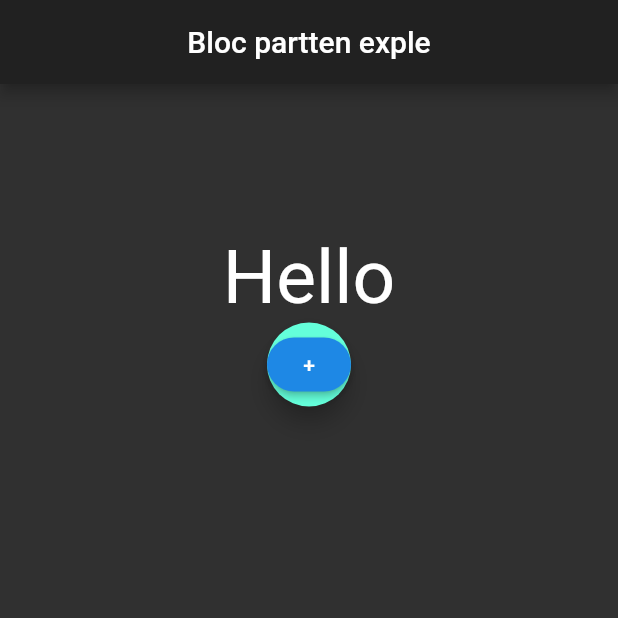
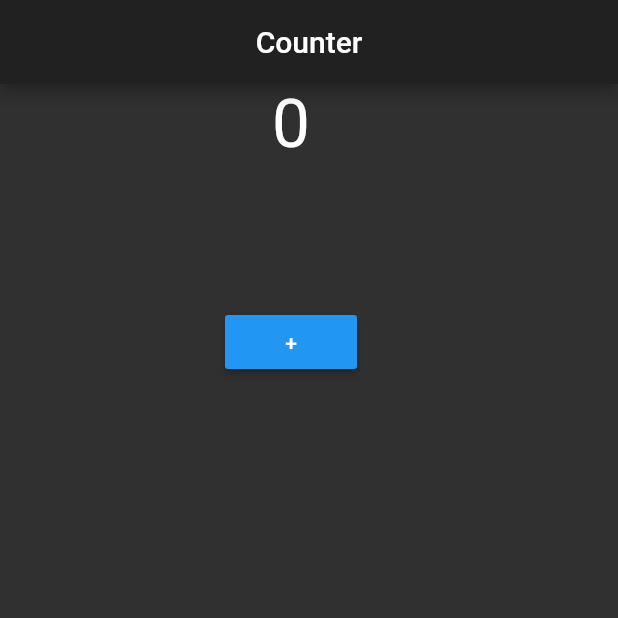
Before and after one commit to conrad96/flutter_test_app, a Flutter app: the screen it shows after launch, on a phone screen of 412 x 824 dp, the top half of it. Run offline on Flutter 3.47's test engine with Material 2 defaults, Android fonts, the phone set to English and light mode, and no system bars; our stand-ins replace firebase_core, firebase_database; accounts and stored records are empty.

Commit message:
normal counter widget logic

```diff
--- a/lib/bloc_test.dart
+++ b/lib/bloc_test.dart
@@ -1,29 +1,34 @@
 import 'package:flutter/material.dart';
+class BlocExample extends StatefulWidget{
+  @override
+  State<StatefulWidget> createState() {
+    // TODO: implement createState
+    return _bloc();
+  }
+}
+class _bloc extends State<BlocExample>{
+  var counter = 0;
+  counter_inc(){
+    counter++;
+  }
 
-class BlocExample extends StatelessWidget{
   @override
   Widget build(BuildContext context) {
     // TODO: implement build
-    return Scaffold(
-      appBar: AppBar(
-        title: Text("Bloc partten exple"),
-        centerTitle: true,
-      ),
-      body: Center(
-        child: Container(
+    return Container(
+      padding: EdgeInsets.only(left: 150.0,right: 50.0),
       child: Column(
         children: <Widget>[
-          Padding(child: Text("Hello", style: TextStyle(fontSize: 50.0),),padding: EdgeInsets.only(top: 100.0),),
-          FloatingActionButton(
-            child: RaisedButton(
-              onPressed: (){},
-              child: Text("+"),
-              shape: RoundedRectangleBorder(borderRadius: BorderRadius.circular(20.0)),
-            ),
+          Text("${counter}", style: TextStyle(fontSize: 45.0),),
+          SizedBox(height: 95.0,),
+          RaisedButton(
+            onPressed: (){
+              counter_inc();
+            },
+            color: Colors.blue,
+            child: Text("+"),
           )
         ],
-      ),
-    ),
       ),
     );
   }
--- /dev/null
+++ b/lib/counter_bloc.dart
@@ -0,0 +1,26 @@
+import 'dart:async';
+
+import 'package:flutter/material.dart';
+
+
+abstract class counterEvent{}
+
+class incrementCounter extends counterEvent{
+  var _counter = 0;
+  final _counterStreamController = StreamController<int>();
+  //create sink counter event
+  StreamSink<int> get counter_sink => _counterStreamController.sink;
+
+  //expose data from stream
+  Stream<int> get stream_counter => _counterStreamController.stream;
+
+  final _counterEventController = StreamController<counterEvent>();
+
+  Sink <counterEvent> get counter_event_sink{
+    return _counterEventController.sink;
+  }
+
+  _count(counterEvent event){
+    counter_sink.add(++_counter);
+  }
+}
--- a/lib/main.dart
+++ b/lib/main.dart
@@ -10,7 +10,13 @@ class ChatApp extends StatelessWidget{
     return MaterialApp(
       title: 'Bloc parttern tests',
       color: Colors.redAccent,
-      home: BlocExample(),
+      home: Scaffold(
+        appBar: AppBar(
+          title: Text("Counter"),
+          centerTitle: true,
+        ),
+        body: BlocExample(),
+      ),
       theme: ThemeData.dark(),
     );
   }
```
